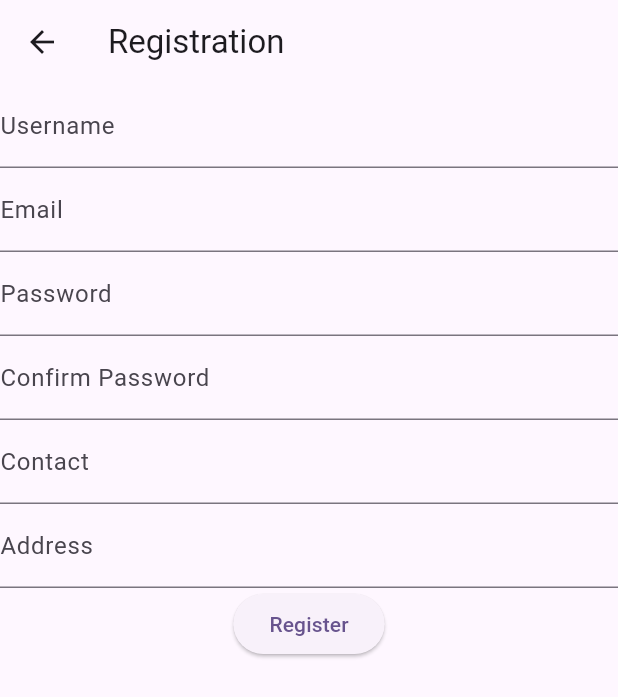
After one commit to AbRehman536/waseem_backend, a Flutter app: the Registeration screen opened directly, on a phone screen of 412 x 824 dp. The commit adds this screen. Shown: the top 697 px of the screen. Run offline on Flutter 3.47's test engine with Material 3 defaults, Android fonts, the phone set to English and light mode, and no system bars; our stand-ins replace cloud_firestore, firebase_auth, firebase_core; accounts and stored records are empty; network calls fail.

Commit message:
Login Register & Reset Password Done

```diff
--- a/lib/services/auth.dart
+++ b/lib/services/auth.dart
@@ -6,6 +6,7 @@ class AuthServices{
     try{
       UserCredential userCredential = await FirebaseAuth.instance
           .createUserWithEmailAndPassword(email: email, password: password);
+      userCredential.user!.sendEmailVerification();
       return userCredential.user!;
     }catch(e){
       throw e.toString();
--- a/lib/views/get_task.dart
+++ b/lib/views/get_task.dart
@@ -42,7 +42,7 @@ class GetAllTask extends StatelessWidget {
           Navigator.push(context, MaterialPageRoute(builder: (context)=>CreateTask()));
         },child: Icon(Icons.add),),
       body: StreamProvider.value(
-        value: TaskServices().getALlTask(),
+        value: TaskServices().getAllTask(),
         initialData: [TaskModel()],
         builder: (context, child){
           List<TaskModel> taskList = context.watch<List<TaskModel>>();
--- /dev/null
+++ b/lib/views/registeration.dart
@@ -0,0 +1,83 @@
+import 'package:firebase_backend/models/users.dart';
+import 'package:firebase_backend/services/auth.dart';
+import 'package:firebase_backend/services/users.dart';
+import 'package:flutter/material.dart';
+
+class Registeration extends StatefulWidget {
+  const Registeration({super.key});
+
+  @override
+  State<Registeration> createState() => _RegisterationState();
+}
+
+class _RegisterationState extends State<Registeration> {
+  TextEditingController nameController = TextEditingController();
+  TextEditingController emailController = TextEditingController();
+  TextEditingController passwordController = TextEditingController();
+  TextEditingController cpasswordController = TextEditingController();
+  TextEditingController phoneController = TextEditingController();
+  TextEditingController addressController = TextEditingController();
+
+  bool isLoading = false;
+  @override
+  Widget build(BuildContext context) {
+    return Scaffold(
+      appBar: AppBar(
+        title: Text("Registration"),
+      ),
+      body: Column(children: [
+        TextField(
+          controller: nameController,
+        decoration: InputDecoration(label: Text("Username")),),
+        TextField(controller: emailController,
+          decoration: InputDecoration(label: Text("Email")),),
+        TextField(controller: passwordController,
+          decoration: InputDecoration(label: Text("Password")),),
+        TextField(controller: cpasswordController,
+          decoration: InputDecoration(label: Text("Confirm Password")),),
+        TextField(controller: phoneController,
+          decoration: InputDecoration(label: Text("Contact")),),
+        TextField(controller: addressController,
+          decoration: InputDecoration(label: Text("Address")),),
+        isLoading? Center(child: CircularProgressIndicator(),)
+        :ElevatedButton(onPressed: ()async{
+          try{
+            isLoading = true;
+            setState(() {});
+            await AuthServices().registerUser(
+                email: emailController.text, password: passwordController.text)
+                .then((user) async{
+                  await UserServices().createUser(UserModel(
+                    docId: user.uid.toString(),
+                    name: nameController.text.toString(),
+                    email: emailController.text.toString(),
+                    phone: phoneController.text.toString(),
+                    address: addressController.text.toString(),
+                    createdAt: DateTime.now().millisecondsSinceEpoch
+                  )).then((val){
+                    isLoading = false;
+                    setState(() {});
+                    showDialog(
+                      context: context,
+                      builder: (BuildContext context) {
+                        return AlertDialog(
+                          content: Text("Register Successfully"),
+                          actions: [
+                            TextButton(onPressed: (){
+                              Navigator.pop(context);
+                            }, child: Text("Okay"))
+                          ],
+                        );
+                      },);
+                  });
+            });
+          }catch(e){
+            isLoading = false;
+            setState(() {});
+            ScaffoldMessenger.of(context).showSnackBar(SnackBar(content: Text(e.toString())));
+          }
+        }, child: Text("Register"))
+      ],),
+    );
+  }
+}
```
Also changed, not shown: lib/services/task.dart (+12 -13 lines), lib/views/login.dart (added, +71 -0 lines), lib/views/reset_password.dart (added, +54 -0 lines).
